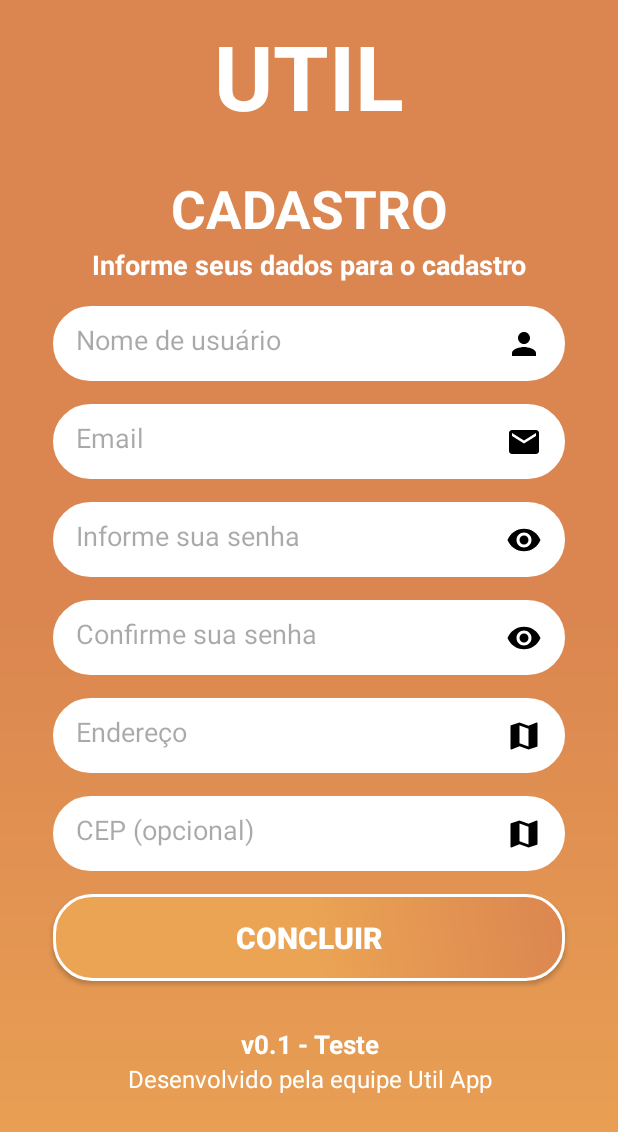
After one commit to DiegoFerreira1/Util_app_ESII, an Android app: the MainCadastro screen opened directly, with no data from a screen before it, on a phone screen of 412 x 824 dp. The commit adds this screen. Shown: the top 1132 px of the screen. Run offline under Robolectric (Android 15) with nearby library versions, the light colour scheme and no system bars.

Commit message:
Tela de Cadastro finalizada

```diff
--- a/app/src/main/AndroidManifest.xml
+++ b/app/src/main/AndroidManifest.xml
@@ -12,6 +12,9 @@
         android:supportsRtl="true"
         android:theme="@style/Theme.UtilApp"
         tools:targetApi="31">
+        <activity
+            android:name=".MainCadastro"
+            android:exported="false" />
         <activity
             android:name=".MainLogin"
             android:exported="false" />
--- /dev/null
+++ b/app/src/main/java/com/example/utilapp/MainCadastro.java
@@ -0,0 +1,14 @@
+package com.example.utilapp;
+
+import androidx.appcompat.app.AppCompatActivity;
+
+import android.os.Bundle;
+
+public class MainCadastro extends AppCompatActivity {
+
+    @Override
+    protected void onCreate(Bundle savedInstanceState) {
+        super.onCreate(savedInstanceState);
+        setContentView(R.layout.activity_main_cadastro);
+    }
+}
--- a/app/src/main/java/com/example/utilapp/MainLogin.java
+++ b/app/src/main/java/com/example/utilapp/MainLogin.java
@@ -2,13 +2,31 @@ package com.example.utilapp;
 
 import androidx.appcompat.app.AppCompatActivity;
 
+import android.content.Intent;
 import android.os.Bundle;
+import android.view.View;
+import android.widget.TextView;
 
 public class MainLogin extends AppCompatActivity {
+
+    private TextView text_tela_cadastro;
+
 
     @Override
     protected void onCreate(Bundle savedInstanceState) {
         super.onCreate(savedInstanceState);
         setContentView(R.layout.activity_main_login);
+
+        IniciarComponentes();
+        text_tela_cadastro.setOnClickListener(new View.OnClickListener() {
+            @Override
+            public void onClick(View v) {
+                Intent intent = new Intent(MainLogin.this, MainCadastro.class);
+                startActivity(intent);
+            }
+        });
+    }
+    private void IniciarComponentes(){
+        text_tela_cadastro = findViewById(R.id.id_text_cadastro);
     }
 }
--- /dev/null
+++ b/app/src/main/res/drawable/ic_local.xml
@@ -0,0 +1,5 @@
+<vector android:height="24dp" android:tint="#000000"
+    android:viewportHeight="24" android:viewportWidth="24"
+    android:width="24dp" xmlns:android="http://schemas.android.com/apk/res/android">
+    <path android:fillColor="@android:color/white" android:pathData="M20.5,3l-0.16,0.03L15,5.1 9,3 3.36,4.9c-0.21,0.07 -0.36,0.25 -0.36,0.48V20.5c0,0.28 0.22,0.5 0.5,0.5l0.16,-0.03L9,18.9l6,2.1 5.64,-1.9c0.21,-0.07 0.36,-0.25 0.36,-0.48V3.5c0,-0.28 -0.22,-0.5 -0.5,-0.5zM15,19l-6,-2.11V5l6,2.11V19z"/>
+</vector>
--- /dev/null
+++ b/app/src/main/res/drawable/ic_person.xml
@@ -0,0 +1,5 @@
+<vector android:height="24dp" android:tint="#000000"
+    android:viewportHeight="24" android:viewportWidth="24"
+    android:width="24dp" xmlns:android="http://schemas.android.com/apk/res/android">
+    <path android:fillColor="@android:color/white" android:pathData="M12,12c2.21,0 4,-1.79 4,-4s-1.79,-4 -4,-4 -4,1.79 -4,4 1.79,4 4,4zM12,14c-2.67,0 -8,1.34 -8,4v2h16v-2c0,-2.66 -5.33,-4 -8,-4z"/>
+</vector>
--- /dev/null
+++ b/app/src/main/res/layout/activity_main_cadastro.xml
@@ -0,0 +1,170 @@
+<?xml version="1.0" encoding="utf-8"?>
+<androidx.core.widget.NestedScrollView
+    android:layout_width="match_parent"
+    android:layout_height="match_parent"
+    android:fillViewport="true"
+    xmlns:android="http://schemas.android.com/apk/res/android">
+<androidx.constraintlayout.widget.ConstraintLayout xmlns:app="http://schemas.android.com/apk/res-auto"
+    xmlns:tools="http://schemas.android.com/tools"
+    android:layout_width="match_parent"
+    android:layout_height="match_parent"
+    android:background="@drawable/background"
+    tools:context=".MainCadastro">
+
+    <TextView
+        android:id="@+id/id_text_util_cad"
+        android:layout_width="match_parent"
+        android:layout_height="wrap_content"
+        android:text="@string/text_util"
+        android:textAlignment="center"
+        android:textStyle="bold"
+        android:textSize="60sp"
+        android:textColor="@color/white"
+        app:layout_constraintStart_toStartOf="parent"
+        app:layout_constraintEnd_toEndOf="parent"
+        app:layout_constraintTop_toTopOf="parent"
+        android:layout_marginTop="10dp"
+        />
+
+    <TextView
+        android:id="@+id/id_text_cad"
+        android:layout_width="match_parent"
+        android:layout_height="wrap_content"
+        android:text="@string/text_cadastro2"
+        android:textAlignment="center"
+        android:textStyle="bold"
+        android:textSize="35sp"
+        android:textColor="@color/white"
+        app:layout_constraintStart_toStartOf="parent"
+        app:layout_constraintEnd_toEndOf="parent"
+        app:layout_constraintTop_toTopOf="parent"
+        android:layout_marginTop="115dp"
+        />
+
+    <TextView
+        android:id="@+id/id_text_cad_2"
+        android:layout_width="match_parent"
+        android:layout_height="wrap_content"
+        android:text="@string/text_dados_cad"
+        android:textAlignment="center"
+        android:textStyle="bold"
+        android:textSize="18sp"
+        android:textColor="@color/white"
+        app:layout_constraintStart_toStartOf="parent"
+        app:layout_constraintEnd_toEndOf="parent"
+        android:layout_marginTop="1dp"
+        app:layout_constraintTop_toBottomOf="@+id/id_text_cad"
+        />
+
+    <EditText
+        android:id="@+id/edit_nome_cad"
+        style="@style/Edit_Text_cad"
+        android:hint="@string/nome_hint"
+        android:inputType="textPersonName"
+        app:layout_constraintStart_toStartOf="parent"
+        app:layout_constraintEnd_toEndOf="parent"
+        app:layout_constraintTop_toBottomOf="@+id/id_text_cad_2"
+        android:layout_marginTop="15dp"
+        android:drawableEnd="@drawable/ic_person"
+        android:importantForAutofill="no" />
+
+    <EditText
+        android:id="@+id/edit_mail_cad"
+        style="@style/Edit_Text_cad"
+        android:hint="@string/email_hint"
+        android:inputType="textEmailAddress"
+        app:layout_constraintStart_toStartOf="parent"
+        app:layout_constraintEnd_toEndOf="parent"
+        app:layout_constraintTop_toBottomOf="@+id/edit_nome_cad"
+        android:layout_marginTop="15dp"
+        android:drawableEnd="@drawable/ic_email"
+        android:importantForAutofill="no" />
+
+    <EditText
+        android:id="@+id/edit_pass_cad"
+        style="@style/Edit_Text_cad"
+        android:hint="@string/senha_cad_hint"
+        android:inputType="textPassword"
+        app:layout_constraintStart_toStartOf="parent"
+        app:layout_constraintEnd_toEndOf="parent"
+        app:layout_constraintTop_toBottomOf="@+id/edit_mail_cad"
+        android:layout_marginTop="15dp"
+        android:drawableEnd="@drawable/ic_eye"
+        android:importantForAutofill="no" />
+
+    <EditText
+        android:id="@+id/edit_pass_cad2"
+        style="@style/Edit_Text_cad"
+        android:hint="@string/senha2_cad_hint"
+        android:inputType="textPassword"
+        app:layout_constraintStart_toStartOf="parent"
+        app:layout_constraintEnd_toEndOf="parent"
+        app:layout_constraintTop_toBottomOf="@+id/edit_pass_cad"
+        android:layout_marginTop="15dp"
+        android:drawableEnd="@drawable/ic_eye"
+        android:importantForAutofill="no" />
+
+    <EditText
+        android:id="@+id/edit_address_cad"
+        style="@style/Edit_Text_cad"
+        android:hint="@string/address_hint"
+        android:inputType="textPersonName"
+        app:layout_constraintStart_toStartOf="parent"
+        app:layout_constraintEnd_toEndOf="parent"
+        app:layout_constraintTop_toBottomOf="@+id/edit_pass_cad2"
+        android:layout_marginTop="15dp"
+        android:drawableEnd="@drawable/ic_local"
+        android:importantForAutofill="no" />
+
+    <EditText
+        android:id="@+id/edit_cep_cad"
+        style="@style/Edit_Text_cad"
+        android:hint="@string/cep_hint"
+        android:inputType="textPostalAddress"
+        app:layout_constraintStart_toStartOf="parent"
+        app:layout_constraintEnd_toEndOf="parent"
+        app:layout_constraintTop_toBottomOf="@+id/edit_address_cad"
+        android:layout_marginTop="15dp"
+        android:drawableEnd="@drawable/ic_local"
+        android:importantForAutofill="no" />
+
+    <androidx.appcompat.widget.AppCompatButton
+        android:id="@+id/id_button_cad"
+        style="@style/Button_concluir"
+        app:layout_constraintStart_toStartOf="parent"
+        app:layout_constraintEnd_toEndOf="parent"
+        android:layout_marginTop="15dp"
+        app:layout_constraintTop_toBottomOf="@+id/edit_cep_cad"
+        />
+
+
+    <TextView
+        android:id="@+id/id_text_versao_login_cad"
+        android:layout_width="match_parent"
+        android:layout_height="wrap_content"
+        android:text="@string/text_versao1"
+        android:textAlignment="center"
+        android:textStyle="bold"
+        android:textSize="17sp"
+        android:textColor="@color/white"
+        app:layout_constraintTop_toBottomOf="@id/id_button_cad"
+        android:layout_marginTop="30dp"/>
+
+    <TextView
+        android:id="@+id/id_equip_login_cad"
+        android:layout_width="match_parent"
+        android:layout_height="wrap_content"
+        android:text="@string/text_equipe"
+        android:textAlignment="center"
+        android:textSize="16sp"
+        android:textColor="@color/white"
+        app:layout_constraintTop_toBottomOf="@id/id_text_versao_login_cad"/>
+
+
+
+
+
+
+
+</androidx.constraintlayout.widget.ConstraintLayout>
+</androidx.core.widget.NestedScrollView>
--- a/app/src/main/res/layout/activity_main_login.xml
+++ b/app/src/main/res/layout/activity_main_login.xml
@@ -66,7 +66,7 @@
 
     <androidx.appcompat.widget.AppCompatButton
         android:id="@+id/id_button"
-        style="@style/Button"
+        style="@style/Button_login"
         app:layout_constraintStart_toStartOf="parent"
         app:layout_constraintEnd_toEndOf="parent"
         app:layout_constraintTop_toBottomOf="@+id/edit_pass"
--- a/app/src/main/res/values/strings.xml
+++ b/app/src/main/res/values/strings.xml
@@ -10,5 +10,16 @@
     <string name="senha_hint">Senha</string>
     <string name="text_button_entrar">ENTRAR</string>
     <string name="text_cadastro">CADASTRAR-SE</string>
+    <string name="text_cadastro2">CADASTRO</string>
+    <string name="text_dados_cad">Informe seus dados para o cadastro</string>
+    <string name="text_button_concluir">CONCLUIR</string>
+    <string name="nome_hint">Nome de usuário</string>
+    <string name="senha_cad_hint">Informe sua senha</string>
+    <string name="senha2_cad_hint">Confirme sua senha</string>
+    <string name="address_hint">Endereço</string>
+    <string name="cep_hint">CEP (opcional)</string>
+
+
+
 
 </resources>
--- a/app/src/main/res/values/styles.xml
+++ b/app/src/main/res/values/styles.xml
@@ -11,8 +11,17 @@
         <item name="android:layout_marginTop">25dp</item>
     </style>
 
-    <style name="Button">
+    <style name="Edit_Text_cad">
+        <item name="android:layout_width">match_parent</item>
+        <item name="android:layout_height">50dp</item>
+        <item name="android:background">@drawable/container_edit_text</item>
+        <item name="android:padding">15dp</item>
+        <item name="android:layout_marginLeft">35dp</item>
+        <item name="android:layout_marginRight">35dp</item>
+        <item name="android:layout_marginTop">25dp</item>
+    </style>
 
+    <style name="Button_login">
         <item name="android:layout_width">match_parent</item>
         <item name="android:layout_height">wrap_content</item>
         <item name="android:padding">20dp</item>
@@ -24,7 +33,20 @@
         <item name="android:textStyle">bold</item>
         <item name="android:textColor">@color/white</item>
         <item name="android:textSize">20sp</item>
+    </style>
 
+    <style name="Button_concluir">
+        <item name="android:layout_width">match_parent</item>
+        <item name="android:layout_height">wrap_content</item>
+        <item name="android:padding">15dp</item>
+        <item name="android:layout_marginLeft">35dp</item>
+        <item name="android:layout_marginRight">35dp</item>
+        <item name="android:layout_marginTop">25dp</item>
+        <item name="android:background">@drawable/button</item>
+        <item name="android:text">@string/text_button_concluir</item>
+        <item name="android:textStyle">bold</item>
+        <item name="android:textColor">@color/white</item>
+        <item name="android:textSize">20sp</item>
     </style>
 
 
```
